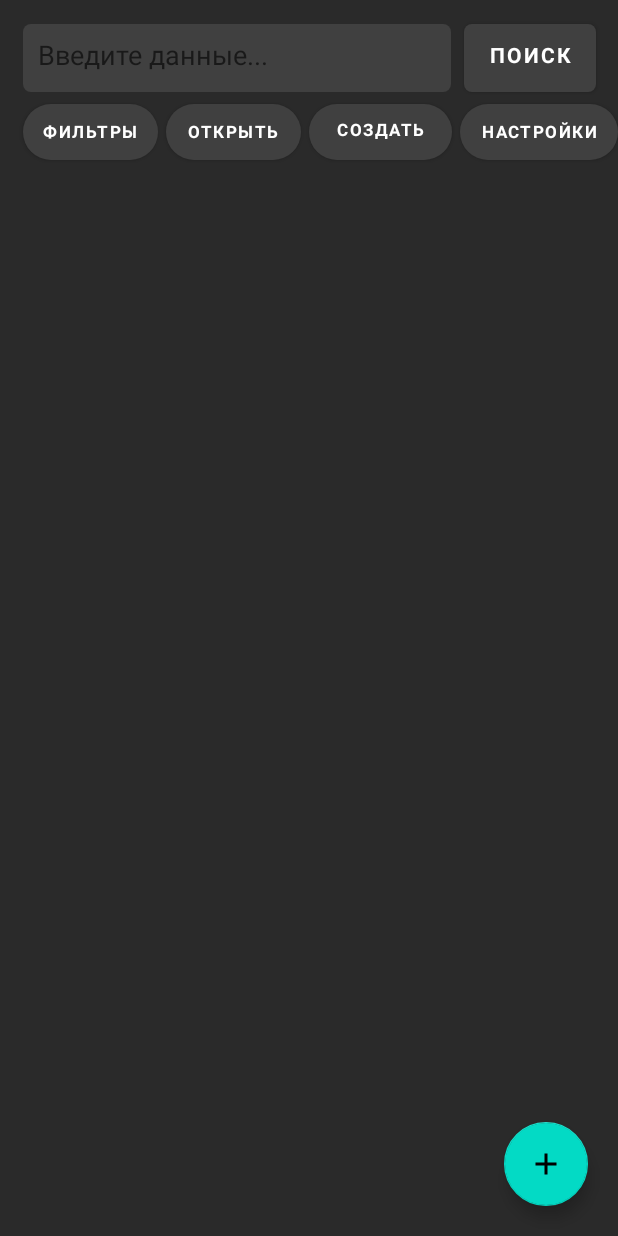
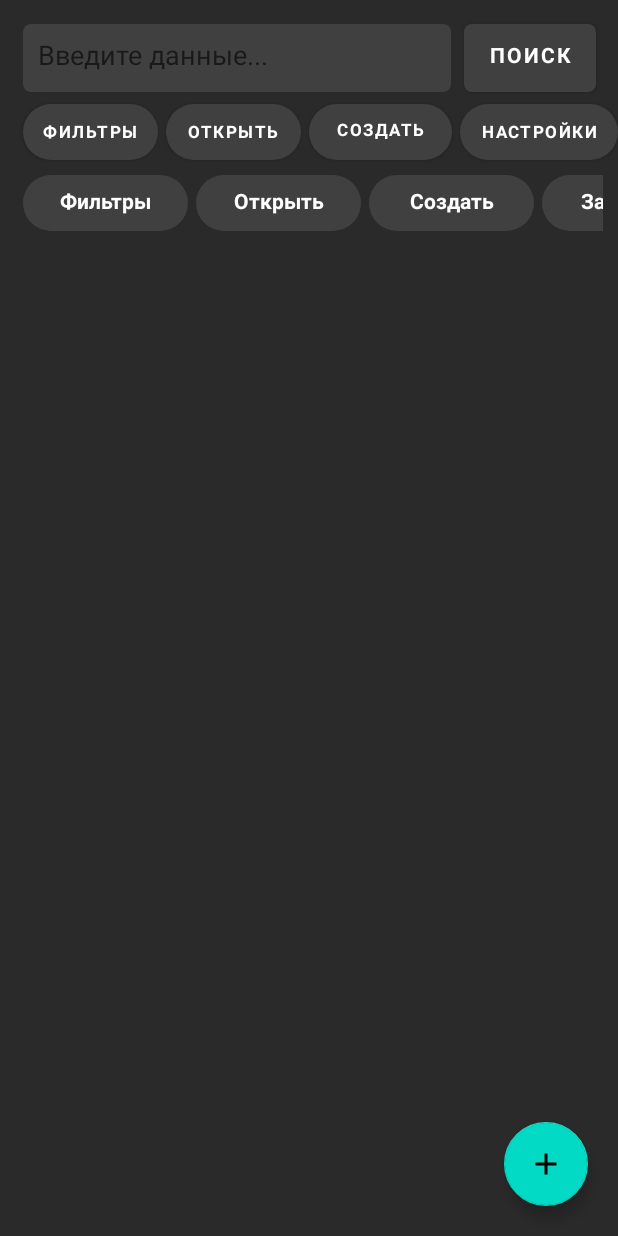
Before and after one commit to b0shka/mobile_database, an Android app: the screen it shows after launch (MainActivity), on a phone screen of 412 x 824 dp. Run offline under Robolectric (Android 15) with nearby library versions, the phone set to English and light mode, and no system bars.

Commit message:
Added save db file and new menu

```diff
--- a/app/src/main/java/com/example/database/MainActivity.java
+++ b/app/src/main/java/com/example/database/MainActivity.java
@@ -1,6 +1,9 @@
 package com.example.database;
 
 import androidx.appcompat.app.AppCompatActivity;
+import androidx.recyclerview.widget.LinearLayoutManager;
+import androidx.recyclerview.widget.RecyclerView;
+
 import android.app.Dialog;
 import android.content.Intent;
 import android.net.Uri;
@@ -19,6 +22,8 @@ import com.google.android.material.floatingactionbutton.FloatingActionButton;
 import java.io.File;
 import java.io.FileOutputStream;
 import java.io.IOException;
+import java.util.ArrayList;
+import java.util.List;
 
 
 public class MainActivity extends AppCompatActivity {
@@ -27,14 +32,25 @@ public class MainActivity extends AppCompatActivity {
 	private EditText line_search;
 	private Button search, filter, open_db, create_db, settings;
 	private FloatingActionButton add_user;
-	private Database db;
+	private Database database;
+	private static final int ACTIVITY_CHOOSE_FILE = 123;
 
-	private static final int ACTIVITY_CHOOSE_FILE = 123;
+	private RecyclerView menu_recycler;
+	private MenuAdapter menu_adapter;
 
 	@Override
 	protected void onCreate(Bundle savedInstanceState) {
 		super.onCreate(savedInstanceState);
 		setContentView(R.layout.activity_main);
+
+		List<Menu> menuList = new ArrayList<>();
+		menuList.add(new Menu(1, "Фильтры"));
+		menuList.add(new Menu(2, "Открыть"));
+		menuList.add(new Menu(3, "Создать"));
+		menuList.add(new Menu(4, "Закрыть"));
+		menuList.add(new Menu(5, "Настройки"));
+
+		setMenuRecycler(menuList);
 
 		line_search = findViewById(R.id.line_search);
 		search = findViewById(R.id.search);
@@ -45,8 +61,8 @@ public class MainActivity extends AppCompatActivity {
 		settings = findViewById(R.id.settings);
 		add_user = findViewById(R.id.add_user);
 
-		Variable.g_db_name = "server.db";
-		db = new Database(MainActivity.this);
+		if (Variable.g_db_name != "")
+			database = new Database(MainActivity.this);
 
 		// Действие при нажатии на item
 		list_users.setOnItemClickListener(new OnItemClickListener() {
@@ -90,7 +106,16 @@ public class MainActivity extends AppCompatActivity {
 					if (Variable.g_status_db == 0)
 						Toast.makeText(MainActivity.this, "Для начала откройте или создайте БД", Toast.LENGTH_SHORT).show();
 					else {
-						Toast.makeText(MainActivity.this, "Settings", Toast.LENGTH_SHORT).show();
+						if (Variable.g_status_db == 1) {
+							try {
+								database.copy_db("from_data");
+								Toast.makeText(MainActivity.this, "Copy DB complete", Toast.LENGTH_SHORT).show();
+							} catch (IOException e) {
+								e.printStackTrace();
+								Toast.makeText(MainActivity.this, "Error copy db", Toast.LENGTH_SHORT).show();
+							}
+						}
+						//Toast.makeText(MainActivity.this, "Settings", Toast.LENGTH_SHORT).show();
 					}
 				}
 			}
@@ -105,18 +130,51 @@ public class MainActivity extends AppCompatActivity {
 					else {
 						Intent intent = new Intent(MainActivity.this, CreateUser.class);
 						startActivity(intent);
-						add_users_to_list();
 					}
 				}
 			}
 		);
 	}
 
+	private void setMenuRecycler(List<Menu> menuList) {
+		RecyclerView.LayoutManager layoutManager = new LinearLayoutManager(this, RecyclerView.HORIZONTAL, false);
+		menu_recycler = findViewById(R.id.menu);
+		menu_recycler.setLayoutManager(layoutManager);
+
+		menu_adapter = new MenuAdapter(this, menuList);
+		menu_recycler.setAdapter(menu_adapter);
+	}
+
 	@Override
 	protected void onResume() {
 		super.onResume();
-		db.open_db();
-		add_users_to_list();
+
+		if (Variable.g_status_db == 1) {
+			database.open_db();
+			add_users_to_list();
+		}
+	}
+
+	// Действие при нажатии на кнопку поиска
+	public void on_search(View view) {
+		if (Variable.g_status_db == 0)
+			Toast.makeText(MainActivity.this, "Для начала откройте или создайте БД", Toast.LENGTH_SHORT).show();
+		else {
+			if (line_search.getText().toString().trim().equals(""))
+				Toast.makeText(MainActivity.this, R.string.empty_line, Toast.LENGTH_LONG).show();
+			else {
+				String text_search = line_search.getText().toString();
+				Toast.makeText(MainActivity.this, text_search, Toast.LENGTH_SHORT).show();
+			}
+
+			line_search.setText("");
+		}
+	}
+
+	public void add_users_to_list() {
+		ArrayAdapter<String> adapter = new ArrayAdapter<String>(this,
+				android.R.layout.simple_list_item_1, database.get_users());
+		list_users.setAdapter(adapter);
 	}
 
 	public void onBrowse() {
@@ -141,38 +199,27 @@ public class MainActivity extends AppCompatActivity {
 				return;
 			}
 
-			String file_path = uri.getPath();
+			String file_path = uri.getPath().replace(':', '/').replaceFirst("document", "storage/self");
 			String[] list_file_path = file_path.split("/");
 			String file_name = list_file_path[list_file_path.length - 1];
 			Variable.g_db_name = file_name;
 			Variable.g_db_path = file_path;
-			Toast.makeText(MainActivity.this, file_name, Toast.LENGTH_SHORT).show();
+
+			database = new Database(MainActivity.this);
+			database.open_db();
+
+			try {
+				database.copy_db("to_data");
+			} catch (IOException e) {
+				e.printStackTrace();
+			}
+
+			add_users_to_list();
+			Toast.makeText(MainActivity.this, "База данных открыта", Toast.LENGTH_SHORT).show();
 
 		} else {
 			super.onActivityResult(requestCode, resultCode, data);
 		}
-	}
-
-	// Действие при нажатии на кнопку поиска
-	public void on_search(View view) {
-		if (Variable.g_status_db == 0)
-			Toast.makeText(MainActivity.this, "Для начала откройте или создайте БД", Toast.LENGTH_SHORT).show();
-		else {
-			if (line_search.getText().toString().trim().equals(""))
-				Toast.makeText(MainActivity.this, R.string.empty_line, Toast.LENGTH_LONG).show();
-			else {
-				String text_search = line_search.getText().toString();
-				Toast.makeText(MainActivity.this, text_search, Toast.LENGTH_SHORT).show();
-			}
-
-			line_search.setText("");
-		}
-	}
-
-	public void add_users_to_list() {
-		ArrayAdapter<String> adapter = new ArrayAdapter<String>(this,
-				android.R.layout.simple_list_item_1, db.get_users());
-		list_users.setAdapter(adapter);
 	}
 
 	public void on_create_db(View view) {
@@ -187,16 +234,15 @@ public class MainActivity extends AppCompatActivity {
 		create_new_db.setOnClickListener(new View.OnClickListener() {
 			@Override
 			public void onClick(View view) {
-				String name_new_db = name_db.getText().toString() + ".db";
+				Variable.g_db_name = name_db.getText().toString() + ".db";
 				dialog.dismiss();
 
-				Variable.g_db_name = name_new_db;
-				//db = new Database(MainActivity.this);
-				//db.open_db();
+				database = new Database(MainActivity.this);
+				database.open_db();
+				add_users_to_list();
 
 				Toast.makeText(MainActivity.this, "База данных успешно создана", Toast.LENGTH_SHORT).show();
-				add_users_to_list();
-				create_file();
+				//create_file();
 			}
 		});
 
@@ -233,6 +279,9 @@ public class MainActivity extends AppCompatActivity {
 	@Override
 	protected void onDestroy() {
 		super.onDestroy();
-		db.close_db();
+
+		if (Variable.g_status_db == 1) {
+			database.close_db();
+		}
 	}
 }
--- /dev/null
+++ b/app/src/main/java/com/example/database/Menu.java
@@ -0,0 +1,28 @@
+package com.example.database;
+
+public class Menu {
+
+    int id;
+    String title;
+
+    public Menu(int id, String title) {
+        this.id = id;
+        this.title = title;
+    }
+
+    public int getId() {
+        return id;
+    }
+
+    public void setId(int id) {
+        this.id = id;
+    }
+
+    public String getTitle() {
+        return title;
+    }
+
+    public void setTitle(String title) {
+        this.title = title;
+    }
+}
--- /dev/null
+++ b/app/src/main/java/com/example/database/MenuAdapter.java
@@ -0,0 +1,49 @@
+package com.example.database;
+
+import android.content.Context;
+import android.view.LayoutInflater;
+import android.view.View;
+import android.view.ViewGroup;
+import android.widget.TextView;
+
+import androidx.annotation.NonNull;
+import androidx.recyclerview.widget.RecyclerView;
+
+import java.util.List;
+
+public class MenuAdapter extends RecyclerView.Adapter<MenuAdapter.MenuViewHolder> {
+
+    Context context;
+    List<Menu> menus;
+
+    public MenuAdapter(Context context, List<Menu> menus) {
+        this.context = context;
+        this.menus = menus;
+    }
+
+    @NonNull
+    @Override
+    public MenuViewHolder onCreateViewHolder(@NonNull ViewGroup parent, int viewType) {
+        View menuItems = LayoutInflater.from(context).inflate(R.layout.menu_item, parent, false);
+        return new MenuViewHolder(menuItems);
+    }
+
+    @Override
+    public void onBindViewHolder(@NonNull MenuViewHolder holder, int position) {
+        holder.menu_title.setText(menus.get(position).getTitle());
+    }
+
+    @Override
+    public int getItemCount() {
+        return menus.size();
+    }
+
+    public static final class MenuViewHolder extends RecyclerView.ViewHolder {
+
+        TextView menu_title = itemView.findViewById(R.id.menu_title);
+
+        public MenuViewHolder(@NonNull View itemView) {
+            super(itemView);
+        }
+    }
+}
--- a/app/src/main/java/com/example/database/Variable.java
+++ b/app/src/main/java/com/example/database/Variable.java
@@ -2,6 +2,7 @@ package com.example.database;
 
 public class Variable {
     public static int g_status_db = 0;
-    public static String g_db_name = null;
-    public static String g_db_path = null;
+    public static String g_db_name = "";
+    public static String g_db_path = "/storage/self/primary/Android/data/com.example.database/files/";
+    public static final String TAG = "APP_LOGS";
 }
--- /dev/null
+++ b/app/src/main/res/drawable/ic_button_menu.xml
@@ -0,0 +1,9 @@
+<vector xmlns:android="http://schemas.android.com/apk/res/android"
+    android:width="110dp"
+    android:height="37dp"
+    android:viewportWidth="110"
+    android:viewportHeight="37">
+  <path
+      android:pathData="M18.5,0L91.5,0A18.5,18.5 0,0 1,110 18.5L110,18.5A18.5,18.5 0,0 1,91.5 37L18.5,37A18.5,18.5 0,0 1,0 18.5L0,18.5A18.5,18.5 0,0 1,18.5 0z"
+      android:fillColor="#404040"/>
+</vector>
--- a/app/src/main/res/layout/activity_main.xml
+++ b/app/src/main/res/layout/activity_main.xml
@@ -113,12 +113,14 @@
 
     <ListView
         android:id="@+id/list_users"
-        android:layout_width="wrap_content"
-        android:layout_height="100dp"
+        android:layout_width="0dp"
+        android:layout_height="0dp"
         android:layout_marginStart="10dp"
-        android:layout_marginTop="10dp"
-        android:layout_marginEnd="9dp"
+        android:layout_marginTop="150dp"
+        android:layout_marginEnd="10dp"
+        android:layout_marginBottom="10dp"
         android:background="@color/main_color"
+        app:layout_constraintBottom_toBottomOf="parent"
         app:layout_constraintEnd_toEndOf="parent"
         app:layout_constraintStart_toStartOf="parent"
         app:layout_constraintTop_toBottomOf="@+id/settings">
@@ -126,9 +128,14 @@
     </ListView>
 
     <androidx.recyclerview.widget.RecyclerView
-        android:layout_width="409dp"
-        android:layout_height="443dp"
-        tools:layout_editor_absoluteX="1dp"
-        tools:layout_editor_absoluteY="217dp" />
+        android:id="@+id/menu"
+        android:layout_width="0dp"
+        android:layout_height="45dp"
+        android:layout_marginStart="10dp"
+        android:layout_marginTop="10dp"
+        android:layout_marginEnd="10dp"
+        app:layout_constraintEnd_toEndOf="parent"
+        app:layout_constraintStart_toStartOf="parent"
+        app:layout_constraintTop_toBottomOf="@+id/open_db" />
 
 </androidx.constraintlayout.widget.ConstraintLayout>
--- /dev/null
+++ b/app/src/main/res/layout/menu_item.xml
@@ -0,0 +1,29 @@
+<?xml version="1.0" encoding="utf-8"?>
+<androidx.constraintlayout.widget.ConstraintLayout xmlns:android="http://schemas.android.com/apk/res/android"
+    xmlns:app="http://schemas.android.com/apk/res-auto"
+    xmlns:tools="http://schemas.android.com/tools"
+    android:layout_width="wrap_content"
+    android:layout_height="wrap_content">
+
+
+    <ImageView
+        android:id="@+id/imageView"
+        android:layout_width="wrap_content"
+        android:layout_height="wrap_content"
+        android:layout_marginLeft="5dp"
+        app:layout_constraintStart_toStartOf="parent"
+        app:layout_constraintTop_toTopOf="parent"
+        app:srcCompat="@drawable/ic_button_menu" />
+
+    <TextView
+        android:id="@+id/menu_title"
+        android:layout_width="wrap_content"
+        android:layout_height="wrap_content"
+        android:fontFamily="@font/montserrat_bold"
+        android:text="@string/button_filter"
+        android:textColor="@color/white"
+        app:layout_constraintBottom_toBottomOf="@+id/imageView"
+        app:layout_constraintEnd_toEndOf="@+id/imageView"
+        app:layout_constraintStart_toStartOf="@+id/imageView"
+        app:layout_constraintTop_toTopOf="@+id/imageView" />
+</androidx.constraintlayout.widget.ConstraintLayout>
```
Also changed, not shown: app/src/main/java/com/example/database/CreateUser.java (+15 -5 lines), app/src/main/java/com/example/database/DataUser.java (+7 -7 lines), app/src/main/java/com/example/database/Database.java (+47 -16 lines), app/src/main/res/drawable/ic_filter.xml (added, +10 -0 lines), app/src/main/assets/server.db (deleted), app/src/main/img/button_menu.svg (added).
